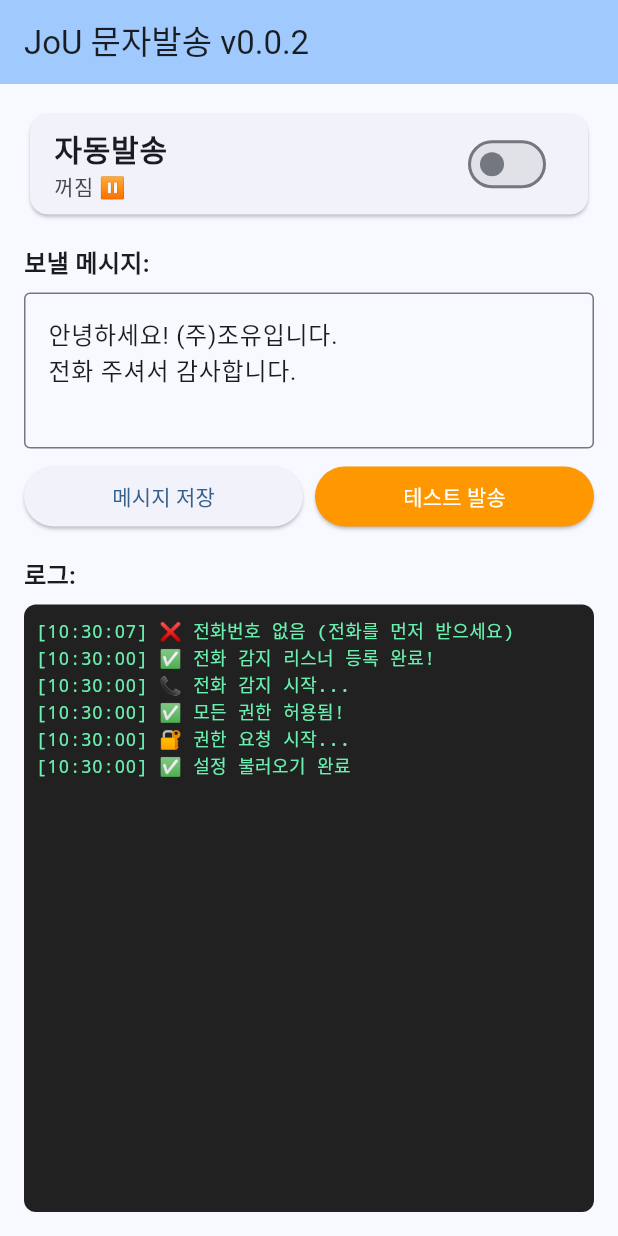
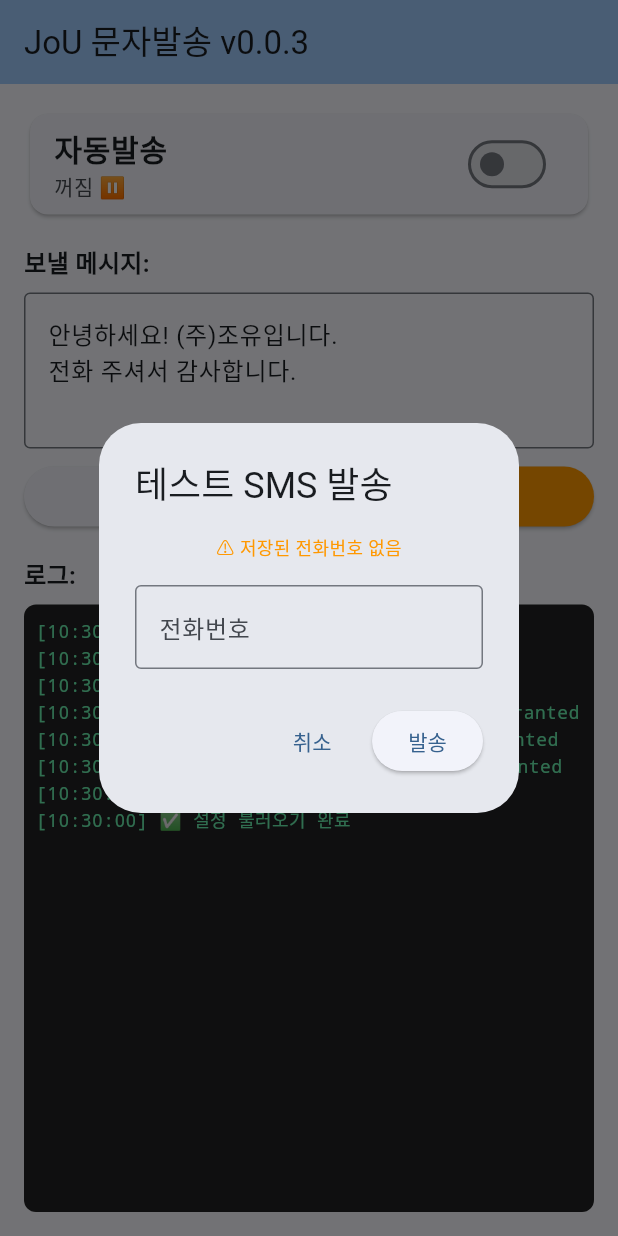
Before and after one commit to drjo70/JoU-SMS, a Flutter app: the screen it shows after launch, after a tap on "테스트 발송", on a phone screen of 412 x 824 dp. Run offline on Flutter 3.47's test engine with Material 3 defaults, Android fonts, the phone set to English and light mode, and no system bars; our stand-ins replace permission_handler, shared_preferences; missing offline and left inert: phone_state.

Commit message:
v0.0.3: 전화번호 저장 로그 개선 + 수동 입력 기능

```diff
--- a/lib/main.dart
+++ b/lib/main.dart
@@ -76,18 +76,24 @@ class _HomePageState extends State<HomePage> {
   Future<void> _requestPermissions() async {
     _addLog('🔐 권한 요청 시작...');
 
+    // phone_state 플러그인이 전화번호를 읽으려면 이 권한들이 필요
     final permissions = await [
       Permission.sms,
       Permission.phone,
       Permission.contacts,
     ].request();
 
+    _addLog('📱 SMS 권한: ${permissions[Permission.sms]}');
+    _addLog('☎️ 전화 권한: ${permissions[Permission.phone]}');
+    _addLog('👥 연락처 권한: ${permissions[Permission.contacts]}');
+
     if (permissions[Permission.sms]!.isGranted &&
         permissions[Permission.phone]!.isGranted &&
         permissions[Permission.contacts]!.isGranted) {
       _addLog('✅ 모든 권한 허용됨!');
     } else {
-      _addLog('❌ 권한이 거부되었습니다');
+      _addLog('❌ 일부 권한이 거부되었습니다');
+      _addLog('⚠️ 전화번호를 읽을 수 없을 수 있습니다');
     }
   }
 
@@ -96,12 +102,14 @@ class _HomePageState extends State<HomePage> {
 
     try {
       _phoneStateSubscription = PhoneState.stream.listen((PhoneState state) {
-        _addLog('📱 전화 상태 변경: ${state.status}');
+        _addLog('📱 전화 상태: ${state.status}');
 
         // 전화번호 저장
         if (state.number != null && state.number!.isNotEmpty) {
           _lastPhoneNumber = state.number;
-          _addLog('📲 전화번호: $_lastPhoneNumber');
+          _addLog('📲 전화번호 감지: $_lastPhoneNumber');
+        } else {
+          _addLog('⚠️ 전화번호 없음 (권한 문제일 수 있음)');
         }
 
         // 통화 종료 시 SMS 발송
@@ -109,10 +117,14 @@ class _HomePageState extends State<HomePage> {
             state.status == PhoneStateStatus.CALL_ENDED) {
           _addLog('🔚 통화 종료 감지!');
 
-          if (_autoSendEnabled && _lastPhoneNumber != null) {
+          if (!_autoSendEnabled) {
+            _addLog('⏸️ 자동발송이 꺼져있음');
+          } else if (_lastPhoneNumber == null) {
+            _addLog('❌ 전화번호가 없어서 SMS 발송 불가');
+            _addLog('💡 설정에서 전화 권한을 확인하세요');
+          } else {
+            _addLog('🚀 SMS 자동발송 시작!');
             _sendSMS(_lastPhoneNumber!);
-          } else {
-            _addLog('⏸️ 자동발송이 꺼져있거나 전화번호 없음');
           }
         }
 
@@ -153,6 +165,62 @@ class _HomePageState extends State<HomePage> {
     });
   }
 
+  void _showTestSMSDialog() {
+    final TextEditingController phoneController = TextEditingController(
+      text: _lastPhoneNumber ?? '',
+    );
+
+    showDialog(
+      context: context,
+      builder: (context) => AlertDialog(
+        title: const Text('테스트 SMS 발송'),
+        content: Column(
+          mainAxisSize: MainAxisSize.min,
+          children: [
+            Text(
+              _lastPhoneNumber != null
+                  ? '마지막 전화번호: $_lastPhoneNumber'
+                  : '⚠️ 저장된 전화번호 없음',
+              style: TextStyle(
+                color: _lastPhoneNumber != null ? Colors.green : Colors.orange,
+                fontSize: 12,
+              ),
+            ),
+            const SizedBox(height: 16),
+            TextField(
+              controller: phoneController,
+              decoration: const InputDecoration(
+                labelText: '전화번호',
+                hintText: '010-1234-5678',
+                border: OutlineInputBorder(),
+              ),
+              keyboardType: TextInputType.phone,
+            ),
+          ],
+        ),
+        actions: [
+          TextButton(
+            onPressed: () => Navigator.pop(context),
+            child: const Text('취소'),
+          ),
+          ElevatedButton(
+            onPressed: () {
+              final phoneNumber = phoneController.text.trim();
+              if (phoneNumber.isNotEmpty) {
+                Navigator.pop(context);
+                _addLog('🧪 테스트 SMS 발송: $phoneNumber');
+                _sendSMS(phoneNumber);
+              } else {
+                _addLog('❌ 전화번호를 입력하세요');
+              }
+            },
+            child: const Text('발송'),
+          ),
+        ],
+      ),
+    );
+  }
+
   @override
   void dispose() {
     _phoneStateSubscription?.cancel();
@@ -164,7 +232,7 @@ class _HomePageState extends State<HomePage> {
   Widget build(BuildContext context) {
     return Scaffold(
       appBar: AppBar(
-        title: const Text('JoU 문자발송 v0.0.2'),
+        title: const Text('JoU 문자발송 v0.0.3'),
         backgroundColor: Theme.of(context).colorScheme.inversePrimary,
       ),
       body: Padding(
@@ -226,13 +294,7 @@ class _HomePageState extends State<HomePage> {
                       foregroundColor: Colors.white,
                     ),
                     onPressed: () {
-                      // 테스트용 SMS 발송 (내 번호로)
-                      if (_lastPhoneNumber != null) {
-                        _addLog('🧪 테스트 SMS 발송 (마지막 번호)');
-                        _sendSMS(_lastPhoneNumber!);
-                      } else {
-                        _addLog('❌ 전화번호 없음 (전화를 먼저 받으세요)');
-                      }
+                      _showTestSMSDialog();
                     },
                     child: const Text('테스트 발송'),
                   ),
--- a/pubspec.yaml
+++ b/pubspec.yaml
@@ -2,7 +2,7 @@ name: jou_sms
 description: "소상공인을 위한 초간단 자동 홍보문자 앱"
 publish_to: 'none'
 
-version: 0.0.2+2
+version: 0.0.3+3
 
 environment:
   sdk: ^3.9.2
```
